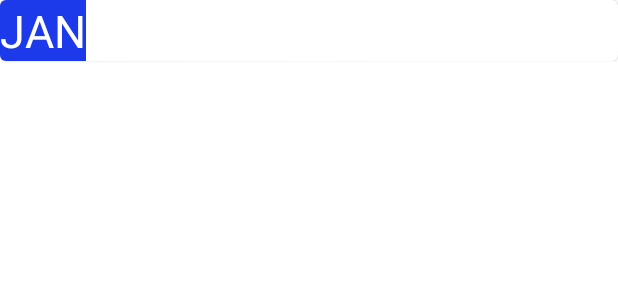
After one commit to brianwangocho/kttia, an Android app: the layout calendar_card_view.xml on its own in the app's theme, with its tools: preview values and no code run, on a phone screen of 412 x 824 dp. The commit adds this screen. Shown: the top 300 px of the screen. Run offline under Robolectric (Android 15) with nearby library versions, the phone set to English and light mode, and no system bars.

Commit message:
commit expenses

```diff
--- /dev/null
+++ b/app/src/main/res/layout/calendar_card_view.xml
@@ -0,0 +1,23 @@
+<?xml version="1.0" encoding="utf-8"?>
+<com.google.android.material.card.MaterialCardView xmlns:android="http://schemas.android.com/apk/res/android"
+              android:layout_width="match_parent"
+              android:layout_height="wrap_content"
+>
+
+    <RelativeLayout android:layout_width="wrap_content"
+                    android:layout_height="wrap_content"
+                    android:background="@color/colorPrimary"
+
+    >
+
+        <TextView android:layout_width="wrap_content"
+                  android:layout_height="wrap_content"
+                  android:text="JAN"
+                  android:layout_centerVertical="true"
+                  android:textColor="@color/colorWhite"
+                  android:textSize="30sp"
+
+        />
+    </RelativeLayout>
+
+</com.google.android.material.card.MaterialCardView>
--- a/app/src/main/res/layout/fragment_expenses.xml
+++ b/app/src/main/res/layout/fragment_expenses.xml
@@ -6,9 +6,11 @@
              tools:context=".ExpensesFragment">
 
     <!-- TODO: Update blank fragment layout -->
-    <TextView
+    <androidx.recyclerview.widget.RecyclerView
             android:layout_width="match_parent"
-            android:layout_height="match_parent"
-            android:text="@string/hello_blank_fragment"/>
+            android:layout_height="wrap_content"
+            />
+
+
 
 </FrameLayout>
```
